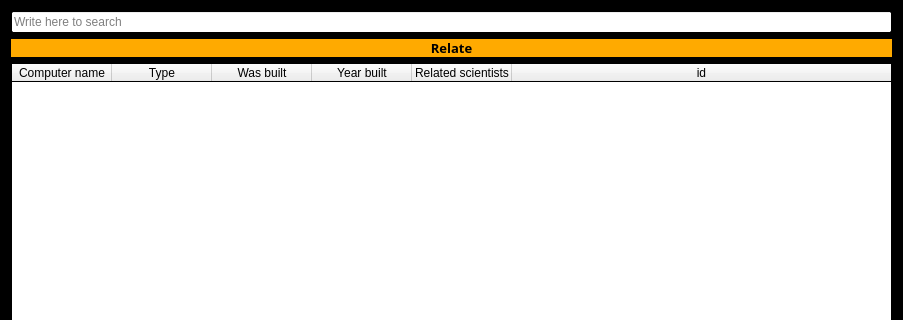
This is computerwindow.ui in stefanv15/verklegtNamskeid_skil3 as Qt 5 draws it before an edit; both pictures show x 0 to 903 and y 0 to 320 of the 903 by 512 pixel window. The edited form follows.
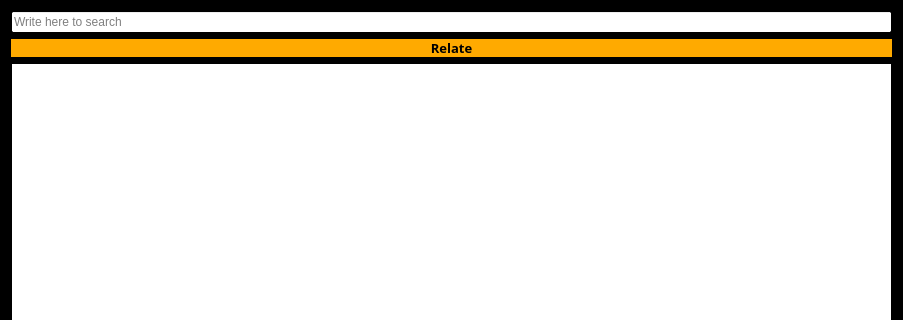
This is the edited form.

```diff
--- a/computerwindow.ui
+++ b/computerwindow.ui
@@ -213,36 +213,6 @@
      <attribute name="horizontalHeaderStretchLastSection">
       <bool>true</bool>
      </attribute>
-     <column>
-      <property name="text">
-       <string>Computer name</string>
-      </property>
-     </column>
-     <column>
-      <property name="text">
-       <string>Type</string>
-      </property>
-     </column>
-     <column>
-      <property name="text">
-       <string>Was built</string>
-      </property>
-     </column>
-     <column>
-      <property name="text">
-       <string>Year built</string>
-      </property>
-     </column>
-     <column>
-      <property name="text">
-       <string>Related scientists</string>
-      </property>
-     </column>
-     <column>
-      <property name="text">
-       <string>id</string>
-      </property>
-     </column>
     </widget>
    </item>
    <item>
```
Left out of the diff: 2 changed lines with no effect on the pictures.
